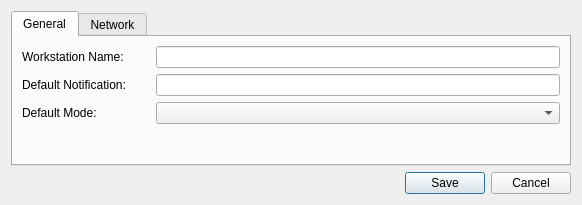
WillForan/yarraclient, file StandaloneClient/sac_configurationdialog.ui: the form before one commit.
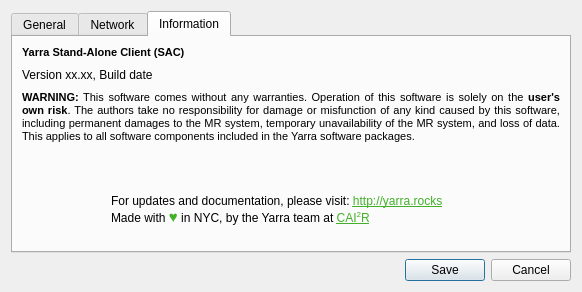
The form after the commit. The open tabs and pages were chosen to show the change. Icons and pictures are not drawn.

Commit message: UI design updates and unification.

The edit to the form file:
```diff
--- a/StandaloneClient/sac_configurationdialog.ui
+++ b/StandaloneClient/sac_configurationdialog.ui
@@ -7,7 +7,7 @@
     <x>0</x>
     <y>0</y>
     <width>582</width>
-    <height>205</height>
+    <height>292</height>
    </rect>
   </property>
   <property name="windowTitle">
@@ -36,6 +36,18 @@
        </item>
        <item row="1" column="0" colspan="2">
         <widget class="QLabel" name="notificationLabel">
+         <property name="minimumSize">
+          <size>
+           <width>110</width>
+           <height>0</height>
+          </size>
+         </property>
+         <property name="maximumSize">
+          <size>
+           <width>16777215</width>
+           <height>16777215</height>
+          </size>
+         </property>
          <property name="text">
           <string>Default Notification:</string>
          </property>
@@ -54,7 +66,7 @@
        <item row="2" column="2">
         <widget class="QComboBox" name="modeCombobox"/>
        </item>
-       <item row="3" column="1">
+       <item row="3" column="0">
         <spacer name="verticalSpacer_2">
          <property name="orientation">
           <enum>Qt::Vertical</enum>
@@ -119,6 +131,145 @@
        </item>
       </layout>
      </widget>
+     <widget class="QWidget" name="tab">
+      <attribute name="title">
+       <string>Information</string>
+      </attribute>
+      <layout class="QVBoxLayout" name="verticalLayout_2">
+       <property name="spacing">
+        <number>9</number>
+       </property>
+       <property name="bottomMargin">
+        <number>11</number>
+       </property>
+       <item>
+        <widget class="QLabel" name="label_11">
+         <property name="text">
+          <string>&lt;!DOCTYPE HTML PUBLIC &quot;-//W3C//DTD HTML 4.0//EN&quot; &quot;http://www.w3.org/TR/REC-html40/strict.dtd&quot;&gt;
+&lt;html&gt;&lt;head&gt;&lt;meta name=&quot;qrichtext&quot; content=&quot;1&quot; /&gt;&lt;style type=&quot;text/css&quot;&gt;
+p, li { white-space: pre-wrap; }
+&lt;/style&gt;&lt;/head&gt;&lt;body style=&quot; font-family:'MS Shell Dlg 2'; font-size:8pt; font-weight:400; font-style:normal;&quot;&gt;
+&lt;p style=&quot; margin-top:0px; margin-bottom:0px; margin-left:0px; margin-right:0px; -qt-block-indent:0; text-indent:0px;&quot;&gt;&lt;span style=&quot; font-weight:600;&quot;&gt;Yarra Stand-Alone Client (SAC)&lt;/span&gt;&lt;/p&gt;&lt;/body&gt;&lt;/html&gt;</string>
+         </property>
+        </widget>
+       </item>
+       <item>
+        <widget class="QLabel" name="versionLabel">
+         <property name="text">
+          <string>Version xx.xx, Build date </string>
+         </property>
+        </widget>
+       </item>
+       <item>
+        <widget class="QLabel" name="label_12">
+         <property name="maximumSize">
+          <size>
+           <width>16777215</width>
+           <height>16777215</height>
+          </size>
+         </property>
+         <property name="text">
+          <string>&lt;!DOCTYPE HTML PUBLIC &quot;-//W3C//DTD HTML 4.0//EN&quot; &quot;http://www.w3.org/TR/REC-html40/strict.dtd&quot;&gt;
+&lt;html&gt;&lt;head&gt;&lt;meta name=&quot;qrichtext&quot; content=&quot;1&quot; /&gt;&lt;style type=&quot;text/css&quot;&gt;
+p, li { white-space: pre-wrap; }
+&lt;/style&gt;&lt;/head&gt;&lt;body style=&quot; font-family:'MS Shell Dlg 2'; font-size:8pt; font-weight:400; font-style:normal;&quot;&gt;
+&lt;p style=&quot; margin-top:0px; margin-bottom:0px; margin-left:0px; margin-right:0px; -qt-block-indent:0; text-indent:0px;&quot;&gt;&lt;span style=&quot; font-weight:600;&quot;&gt;WARNING:&lt;/span&gt; This software comes without any warranties. Operation of this software is solely on the &lt;span style=&quot; font-weight:600;&quot;&gt;user's own risk&lt;/span&gt;. The authors take no responsibility for damage or misfunction of any kind caused by this software, including permanent damages to the MR system, temporary unavailability of the MR system, and loss of data. This applies to all software components included in the Yarra software packages.&lt;/p&gt;
+&lt;p style=&quot;-qt-paragraph-type:empty; margin-top:0px; margin-bottom:0px; margin-left:0px; margin-right:0px; -qt-block-indent:0; text-indent:0px;&quot;&gt;&lt;br /&gt;&lt;/p&gt;&lt;/body&gt;&lt;/html&gt;</string>
+         </property>
+         <property name="alignment">
+          <set>Qt::AlignJustify|Qt::AlignTop</set>
+         </property>
+         <property name="wordWrap">
+          <bool>true</bool>
+         </property>
+        </widget>
+       </item>
+       <item>
+        <spacer name="verticalSpacer_3">
+         <property name="orientation">
+          <enum>Qt::Vertical</enum>
+         </property>
+         <property name="sizeHint" stdset="0">
+          <size>
+           <width>20</width>
+           <height>12</height>
+          </size>
+         </property>
+        </spacer>
+       </item>
+       <item>
+        <layout class="QHBoxLayout" name="horizontalLayout_2">
+         <item>
+          <widget class="QLabel" name="label">
+           <property name="minimumSize">
+            <size>
+             <width>78</width>
+             <height>60</height>
+            </size>
+           </property>
+           <property name="maximumSize">
+            <size>
+             <width>78</width>
+             <height>60</height>
+            </size>
+           </property>
+           <property name="text">
+            <string/>
+           </property>
+           <property name="pixmap">
+            <pixmap resource="sac.qrc">:/images/saclogo.png</pixmap>
+           </property>
+          </widget>
+         </item>
+         <item>
+          <spacer name="horizontalSpacer_2">
+           <property name="orientation">
+            <enum>Qt::Horizontal</enum>
+           </property>
+           <property name="sizeType">
+            <enum>QSizePolicy::Fixed</enum>
+           </property>
+           <property name="sizeHint" stdset="0">
+            <size>
+             <width>2</width>
+             <height>20</height>
+            </size>
+           </property>
+          </spacer>
+         </item>
+         <item>
+          <widget class="QLabel" name="label_2">
+           <property name="text">
+            <string>&lt;html&gt;&lt;head/&gt;&lt;body&gt;&lt;p&gt;For updates and documentation, please visit: &lt;a href=&quot;http://yarra.rocks&quot;&gt;&lt;span style=&quot; text-decoration: underline; color:#43b02a;&quot;&gt;http://yarra.rocks&lt;br/&gt;&lt;/span&gt;&lt;/a&gt;Made with &lt;span style=&quot; font-family:'arial'; font-size:15px; color:#43b02a;&quot;&gt;♥&lt;/span&gt; in NYC, by the Yarra team at &lt;a href=&quot;http://cai2r.net&quot;&gt;&lt;span style=&quot; text-decoration: underline; color:#43b02a;&quot;&gt;CAI&lt;/span&gt;&lt;/a&gt;&lt;a href=&quot;http://cai2r.net&quot;&gt;&lt;span style=&quot; text-decoration: underline; color:#43b02a; vertical-align:super;&quot;&gt;2&lt;/span&gt;&lt;/a&gt;&lt;a href=&quot;http://cai2r.net&quot;&gt;&lt;span style=&quot; text-decoration: underline; color:#43b02a;&quot;&gt;R&lt;/span&gt;&lt;/a&gt;&lt;/p&gt;&lt;/body&gt;&lt;/html&gt;</string>
+           </property>
+           <property name="textFormat">
+            <enum>Qt::RichText</enum>
+           </property>
+           <property name="alignment">
+            <set>Qt::AlignLeading|Qt::AlignLeft|Qt::AlignVCenter</set>
+           </property>
+           <property name="openExternalLinks">
+            <bool>true</bool>
+           </property>
+          </widget>
+         </item>
+         <item>
+          <spacer name="horizontalSpacer_3">
+           <property name="orientation">
+            <enum>Qt::Horizontal</enum>
+           </property>
+           <property name="sizeHint" stdset="0">
+            <size>
+             <width>40</width>
+             <height>20</height>
+            </size>
+           </property>
+          </spacer>
+         </item>
+        </layout>
+       </item>
+      </layout>
+     </widget>
     </widget>
    </item>
    <item>
```
Left out of the diff: 10 changed lines with no effect on the pictures. The commit also changes 6 other files.
